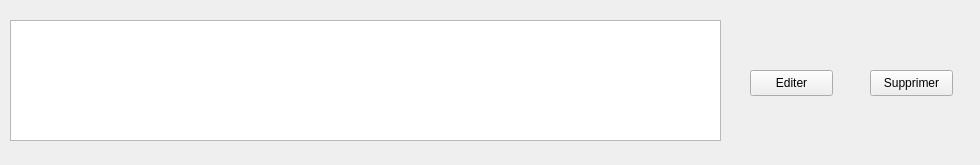
First picture: the form in onereorganizewidget.ui, repository mtparet/PecsQt, before the edit.
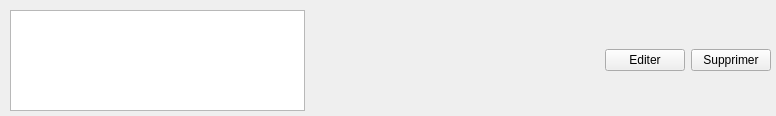
Second picture: the form after the edit. Custom widgets are drawn as their Qt base class.

The edit to the form file:
```diff
--- a/onereorganizewidget.ui
+++ b/onereorganizewidget.ui
@@ -6,48 +6,54 @@
    <rect>
     <x>0</x>
     <y>0</y>
-    <width>980</width>
-    <height>165</height>
+    <width>776</width>
+    <height>116</height>
    </rect>
   </property>
   <property name="windowTitle">
    <string>Form</string>
   </property>
-  <widget class="QPushButton" name="RemoveButton">
-   <property name="geometry">
-    <rect>
-     <x>870</x>
-     <y>70</y>
-     <width>83</width>
-     <height>26</height>
-    </rect>
-   </property>
-   <property name="text">
-    <string>Supprimer</string>
-   </property>
-  </widget>
-  <widget class="QPushButton" name="EditerButton">
-   <property name="geometry">
-    <rect>
-     <x>750</x>
-     <y>70</y>
-     <width>83</width>
-     <height>26</height>
-    </rect>
-   </property>
-   <property name="text">
-    <string>Editer</string>
-   </property>
-  </widget>
-  <widget class="MyListSelector" name="listWidget">
+  <widget class="QWidget" name="horizontalLayoutWidget">
    <property name="geometry">
     <rect>
      <x>10</x>
-     <y>20</y>
-     <width>711</width>
-     <height>121</height>
+     <y>10</y>
+     <width>761</width>
+     <height>101</height>
     </rect>
    </property>
+   <layout class="QHBoxLayout" name="horizontalLayout">
+    <item>
+     <widget class="MyListSelector" name="listWidget"/>
+    </item>
+    <item>
+     <spacer name="horizontalSpacer">
+      <property name="orientation">
+       <enum>Qt::Horizontal</enum>
+      </property>
+      <property name="sizeHint" stdset="0">
+       <size>
+        <width>40</width>
+        <height>20</height>
+       </size>
+      </property>
+     </spacer>
+    </item>
+    <item>
+     <widget class="QPushButton" name="EditerButton">
+      <property name="text">
+       <string>Editer</string>
+      </property>
+     </widget>
+    </item>
+    <item>
+     <widget class="QPushButton" name="RemoveButton">
+      <property name="text">
+       <string>Supprimer</string>
+      </property>
+     </widget>
+    </item>
+   </layout>
   </widget>
  </widget>
  <customwidgets>
```
